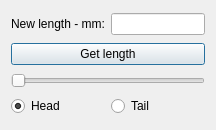
Old version of the form dialogs/beamstretch.ui in the repository oddtopus/flamingo.
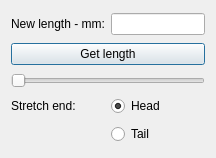
New version of the form.

Diff of the .ui file:
```diff
--- a/dialogs/beamstretch.ui
+++ b/dialogs/beamstretch.ui
@@ -7,7 +7,7 @@
     <x>0</x>
     <y>0</y>
     <width>216</width>
-    <height>130</height>
+    <height>158</height>
    </rect>
   </property>
   <property name="baseSize">
@@ -23,7 +23,31 @@
    <bool>false</bool>
   </property>
   <layout class="QGridLayout" name="gridLayout">
-   <item row="0" column="1">
+   <item row="4" column="1">
+    <widget class="QRadioButton" name="head">
+     <property name="text">
+      <string>Head</string>
+     </property>
+     <property name="checked">
+      <bool>true</bool>
+     </property>
+    </widget>
+   </item>
+   <item row="3" column="0" colspan="3">
+    <widget class="QSlider" name="slider">
+     <property name="orientation">
+      <enum>Qt::Horizontal</enum>
+     </property>
+    </widget>
+   </item>
+   <item row="4" column="0">
+    <widget class="QLabel" name="label_2">
+     <property name="text">
+      <string>Stretch end:</string>
+     </property>
+    </widget>
+   </item>
+   <item row="0" column="1" colspan="2">
     <widget class="QLineEdit" name="edit1">
      <property name="text">
       <string/>
@@ -33,7 +57,7 @@
      </property>
     </widget>
    </item>
-   <item row="2" column="0" colspan="2">
+   <item row="2" column="0" colspan="3">
     <widget class="QPushButton" name="btn1">
      <property name="text">
       <string>Get length</string>
@@ -50,24 +74,7 @@
      </property>
     </widget>
    </item>
-   <item row="3" column="0" colspan="2">
-    <widget class="QSlider" name="slider">
-     <property name="orientation">
-      <enum>Qt::Horizontal</enum>
-     </property>
-    </widget>
-   </item>
-   <item row="4" column="0">
-    <widget class="QRadioButton" name="head">
-     <property name="text">
-      <string>Head</string>
-     </property>
-     <property name="checked">
-      <bool>true</bool>
-     </property>
-    </widget>
-   </item>
-   <item row="4" column="1">
+   <item row="5" column="1">
     <widget class="QRadioButton" name="tail">
      <property name="text">
       <string>Tail</string>
```
Left out of the diff: 1 changed line with no effect on the pictures.
